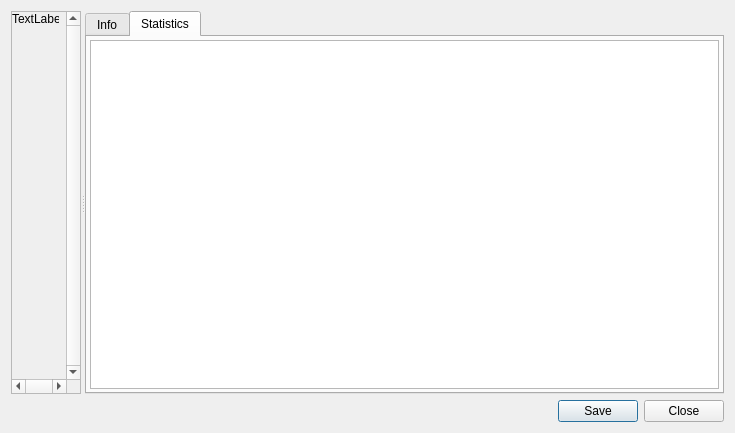
Qt form src/sgi/ImagePreviewDialog.ui (aroth-fastprotect/sgi) before a commit.
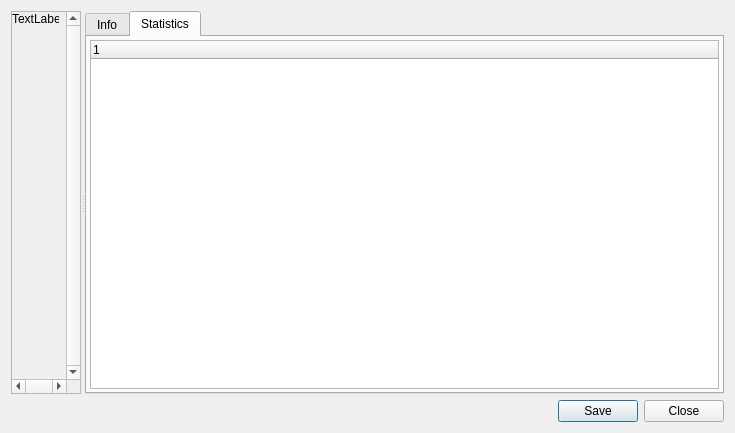
The same form after that commit. The open tabs and pages were chosen to show the change.

Commit message: decode any compressed image (DXT1/3/5)

The edit to the form file:
```diff
--- a/src/sgi/ImagePreviewDialog.ui
+++ b/src/sgi/ImagePreviewDialog.ui
@@ -141,7 +141,13 @@
          <number>3</number>
         </property>
         <item>
-         <widget class="QListView" name="listView"/>
+         <widget class="QTreeWidget" name="statistics">
+          <column>
+           <property name="text">
+            <string notr="true">1</string>
+           </property>
+          </column>
+         </widget>
         </item>
        </layout>
       </widget>
```
Left out of the diff: 2 changed lines with no effect on the pictures. The commit also changes 7 other files.
